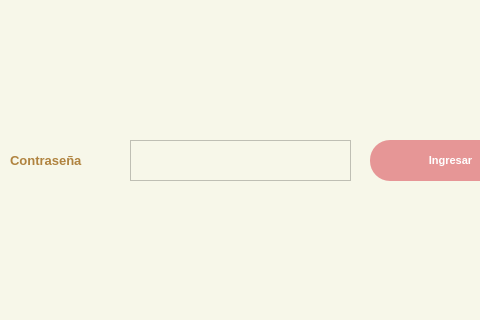
Before: the Qt Designer form pagina_principal_contraseña.ui in avilalem/ProyectoFinal, drawn with Qt 5; both pictures show x 150 to 630 and y 100 to 420 of the 800 by 600 pixel window.
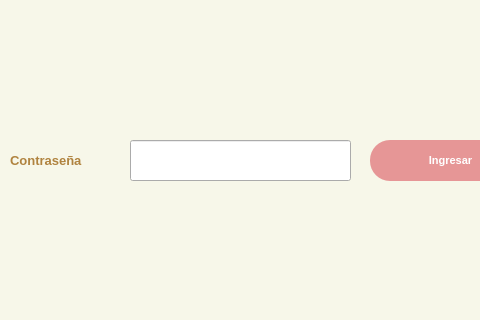
After: the same form once the commit is applied. Icons and pictures are not drawn.

What changed in the file:
```diff
--- a/pagina_principal_contraseña.ui
+++ b/pagina_principal_contraseña.ui
@@ -661,7 +661,7 @@
            <string>Contraseña</string>
           </property>
          </widget>
-         <widget class="QTextEdit" name="textEdit">
+         <widget class="QLineEdit" name="linePassword">
           <property name="geometry">
            <rect>
             <x>280</x>
@@ -670,6 +670,9 @@
             <height>41</height>
            </rect>
           </property>
+          <property name="echoMode">
+           <enum>QLineEdit::Password</enum>
+          </property>
          </widget>
         </widget>
        </item>
```
